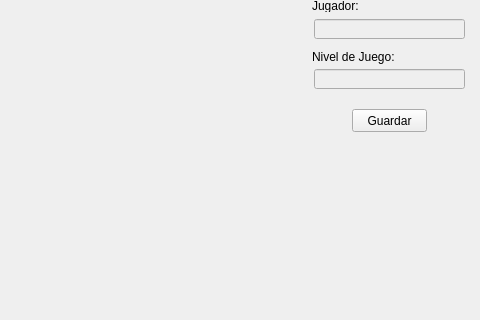
Old version of the form Proyecto/MainWindow.ui in the repository iaveiga/PySudoku; both pictures show x 368 to 848 and y 130 to 450 of the 848 by 600 pixel window.
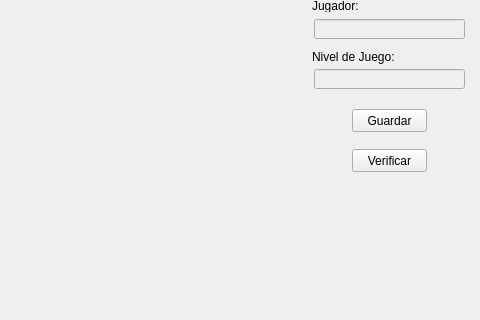
New version of the form.

Patch:
```diff
--- a/Proyecto/MainWindow.ui
+++ b/Proyecto/MainWindow.ui
@@ -121,6 +121,19 @@
      </rect>
     </property>
    </widget>
+   <widget class="QPushButton" name="btn_Verificar">
+    <property name="geometry">
+     <rect>
+      <x>720</x>
+      <y>260</y>
+      <width>75</width>
+      <height>23</height>
+     </rect>
+    </property>
+    <property name="text">
+     <string>Verificar</string>
+    </property>
+   </widget>
   </widget>
   <widget class="QMenuBar" name="menubar">
    <property name="geometry">
```
Left out of the diff: 58 changed lines with no effect on the pictures.
